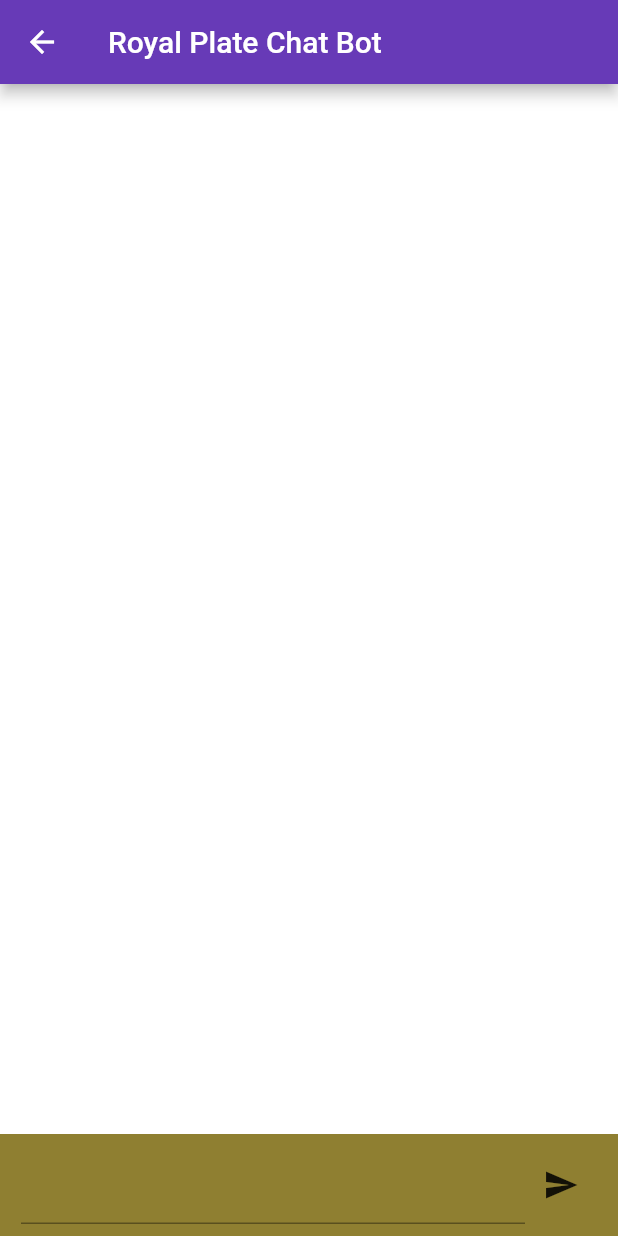
After one commit to LAKSH3002/Food_Company_App, a Flutter app: the Home screen opened directly, after a tap on the "send" icon, on a phone screen of 412 x 824 dp. The commit adds this screen. Run offline on Flutter 3.47's test engine with Material 2 defaults, Android fonts, the phone set to English and light mode, and no system bars; our stand-ins replace animated_splash_screen; missing offline and left inert: dialog_flowtter.

Commit message:
Created Chat bot page full functionalable.
Chatbot created using google cloud and dialogflow.

```diff
--- /dev/null
+++ b/royal_plate/lib/Chatbot/Messages.dart
@@ -0,0 +1,55 @@
+import 'package:flutter/material.dart';
+
+class MessagesScreen extends StatefulWidget {
+  final List messages;
+  const MessagesScreen({super.key, required this.messages});
+
+  @override
+  State<MessagesScreen> createState() => _MessagesScreenState();
+}
+
+class _MessagesScreenState extends State<MessagesScreen> {
+  @override
+  Widget build(BuildContext context)
+  {
+    var w = MediaQuery.of(context).size.width;
+    return ListView.separated
+    (
+    itemBuilder: (context,index){
+      return Container(
+        margin: EdgeInsets.all(10),
+        child: Row(
+          mainAxisAlignment: widget.messages[index]['isUserMessage']?MainAxisAlignment.end:MainAxisAlignment.start,
+          mainAxisSize: MainAxisSize.min,
+          children: [
+            Container(
+              padding: EdgeInsets.symmetric(vertical: 13,horizontal: 20),
+              decoration: BoxDecoration
+              (
+                borderRadius: BorderRadius.only(
+
+                  bottomLeft: Radius.circular(10),
+
+                  topRight: Radius.circular(10),
+
+                  bottomRight: Radius.circular(
+                    widget.messages[index]['isUserMessage'] ? 0 : 10),
+
+                  topLeft: Radius.circular(
+                    widget.messages[index]['isUserMessage'] ? 0 : 10)),
+
+                  color: widget.messages[index]['isUserMessage']
+                  ? Colors.grey
+                  :  Colors.grey.shade900.withOpacity(0.8)
+                  ),
+                  constraints: BoxConstraints(maxWidth: w*2.5/3),
+                  child: Text(widget.messages[index]['message'].text.text[0],style: TextStyle(fontSize: 19,color: Colors.white),),
+                  )]
+                ),
+      );
+    },
+    separatorBuilder: (_,i) => Padding(padding: EdgeInsets.only(top: 5)),
+    itemCount: widget.messages.length,
+    );
+  }
+}
--- a/royal_plate/lib/Chatbot/chatbot.dart
+++ b/royal_plate/lib/Chatbot/chatbot.dart
@@ -2,15 +2,20 @@ import 'package:dialog_flowtter/dialog_flowtter.dart';
 import 'package:flutter/material.dart';
 import 'package:flutter/src/widgets/framework.dart';
 import 'package:flutter/src/widgets/placeholder.dart';
+import 'package:royal_plate/Chatbot/Messages.dart';
 
-class Royalplate_chatbot extends StatelessWidget {
+
+class Royalplate_chatbot extends StatefulWidget {
   const Royalplate_chatbot({super.key});
 
   @override
+  State<Royalplate_chatbot> createState() => _Royalplate_chatbotState();
+}
+
+class _Royalplate_chatbotState extends State<Royalplate_chatbot> {
+  @override
   Widget build(BuildContext context) {
-    return Scaffold(
-      body: Home()
-    );
+    return Home();
   }
 }
 
@@ -31,12 +36,74 @@ class _HomeState extends State<Home>
   @override
   void initState()
   {
+    DialogFlowtter.fromFile().then((instance) => dialogFlowtter = instance);
     super.initState();
   }
+
   @override
   Widget build(BuildContext context) {
-    return Container(
+    return Scaffold(
 
+      appBar: AppBar(
+        title: Text('Royal Plate Chat Bot'),
+        backgroundColor: Colors.deepPurple,
+      ),
+
+      body: Container(
+        color: Colors.white,
+        child: Column(
+          children: [
+            Expanded(child: MessagesScreen(messages: messaged)),
+
+            Container(
+              padding: EdgeInsets.symmetric(horizontal: 14,vertical: 8),
+              color: Color.fromARGB(255, 143, 127, 49),
+              child: Row(children: [
+                Expanded(
+                child: TextField(controller: _controller,
+                style: TextStyle(color: Colors.white,fontSize: 24),)),
+
+                IconButton(onPressed: (){
+                  sendMessages(_controller.text);
+                  _controller.clear();
+                }, icon: Icon(Icons.send)),
+              ]),
+            )
+          ],
+        ),
+      ),
     );
   }
+  sendMessages(String text)async
+  {
+    if(text.isEmpty)
+    {
+      print('Please Enter Some Message');
+    }
+    else{
+      // Handling user message
+      setState(()
+      {
+        addMessage(Message(
+          text: DialogText(text: [text])
+        ),true);
+      });
+      DetectIntentResponse response = await dialogFlowtter.detectIntent(
+      queryInput: QueryInput(text: TextInput(text: text)));
+
+      // Handling dialog flutter message
+      if(response.message == null) return;
+      setState(() {
+        addMessage(response.message!);
+      });
+    }
+  }
+
+  addMessage(Message message,[bool isUserMessage = false])
+  {
+    messaged.add({
+      'message':message,
+      'isUserMessage': isUserMessage,
+    });
+  }
 }
--- a/royal_plate/lib/HomeScreen.dart
+++ b/royal_plate/lib/HomeScreen.dart
@@ -1,3 +1,4 @@
+import 'package:royal_plate/Chatbot/chatbot.dart';
 import 'package:royal_plate/OnBoarding4.dart';
 import 'package:royal_plate/Outlets.dart';
 import 'package:royal_plate/SetFav_home.dart';
@@ -648,11 +649,14 @@ List<CardItem> items = const [
                 },
               ),
               ListTile(
-                title: Text('Delivery'),
-                leading: Icon(Icons.delivery_dining),
+                title: Text('Chat WIth Us'),
+                leading: Icon(Icons.chat_bubble),
                 onTap: () {
                   setState(() {
-                    const HomeScreen();
+                    Navigator.of(context).push(MaterialPageRoute
+                  (builder: (BuildContext context) =>
+                  const Royalplate_chatbot()
+                  ));
                   });
                 },
               ),
--- a/royal_plate/lib/main.dart
+++ b/royal_plate/lib/main.dart
@@ -1,3 +1,5 @@
+import 'package:royal_plate/Chatbot/chatbot.dart';
+import 'package:royal_plate/HomeScreen.dart';
 import 'package:royal_plate/Splash_Screen1.dart';
 import 'package:flutter/material.dart';
 
@@ -15,7 +17,7 @@ class MyApp extends StatelessWidget
   {
     return const MaterialApp(
       debugShowCheckedModeBanner: false,
-      home: SplashScreen1(),
+      home: HomeScreen(),
     );
   }
 }
--- a/royal_plate/pubspec.yaml
+++ b/royal_plate/pubspec.yaml
@@ -61,6 +61,7 @@ flutter:
 
   # To add assets to your application, add an assets section, like this:
   assets:
+    - assets/
     - images/dinner_set.jpeg
     - images/Thoughts.png
     - images/Calling.jpeg
```
